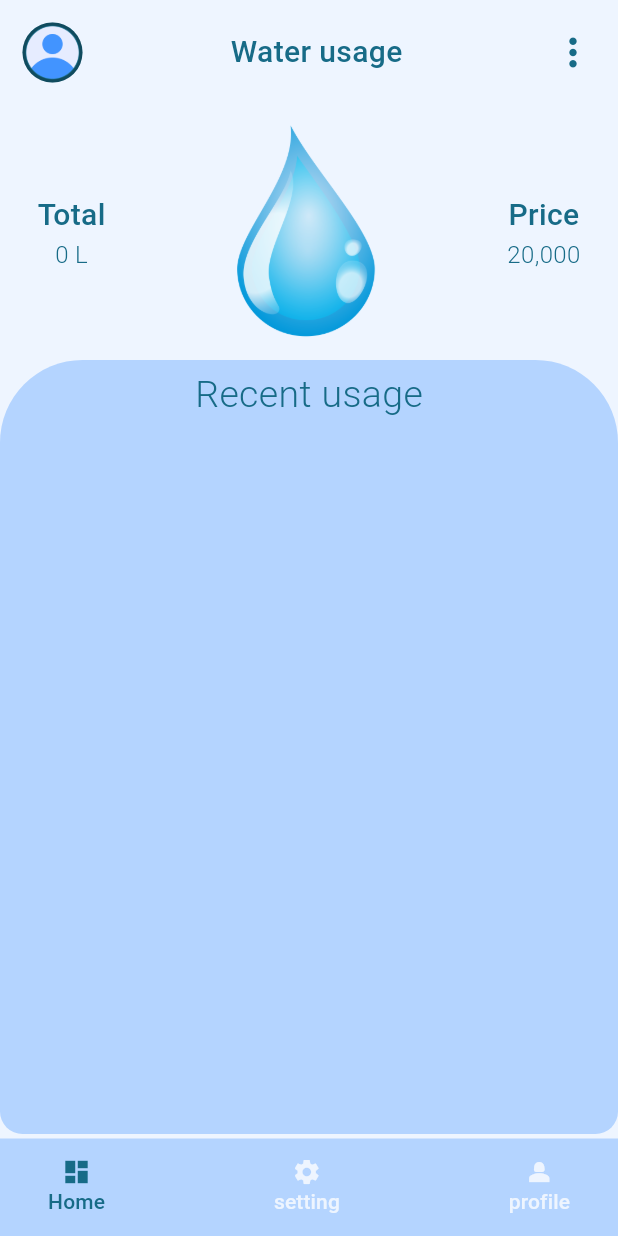
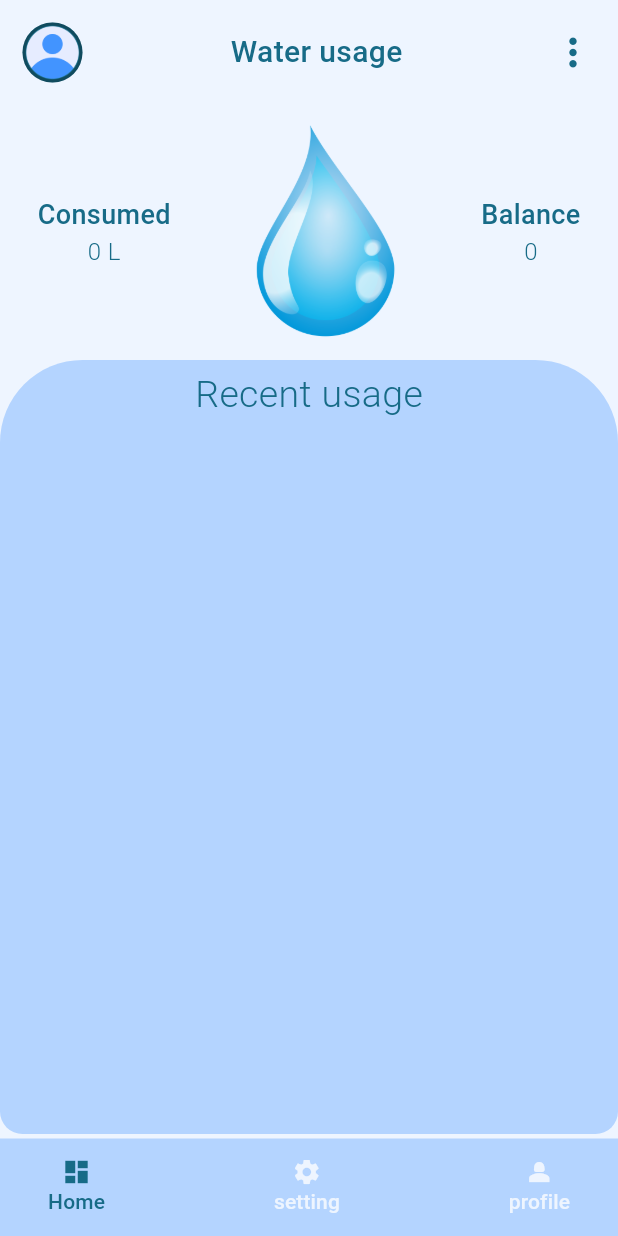
Before and after one commit to barakadewise/vendingapp, a Flutter app: the HomePage screen opened directly, on a phone screen of 412 x 824 dp. Run offline on Flutter 3.47's test engine with Material 3 defaults, Android fonts, the light colour scheme and no system bars; our stand-ins replace flutter_redux, redux, shared_preferences; accounts and stored records are empty.

Commit message:
auth logic validation and data call from api

```diff
--- a/lib/Home/presentation/home.dart
+++ b/lib/Home/presentation/home.dart
@@ -1,6 +1,7 @@
 import 'package:flutter/material.dart';
 import 'package:vendingapp/Profile/presentation/profile.dart';
 import 'package:vendingapp/dashbord/presentation/dashboard.dart';
+import 'package:vendingapp/model/reading.dart';
 import 'package:vendingapp/setting/presentation/setting.dart';
 
 class HomePage extends StatefulWidget {
@@ -11,6 +12,14 @@ class HomePage extends StatefulWidget {
 }
 
 class _HomePageState extends State<HomePage> {
+
+  @override
+  void initState() {
+    // TODO: implement initState
+    Reading.readingWebSocket(context);
+
+    super.initState();
+  }
   //pages list
   final List<Widget> pageList = [
     const Dashboard(),
--- a/lib/dashbord/widgets/top_data_container.dart
+++ b/lib/dashbord/widgets/top_data_container.dart
@@ -8,8 +8,8 @@ class TopDataContainer extends StatelessWidget {
 
   @override
   Widget build(BuildContext context) {
-    return StoreConnector<AppState, Reading>(
-        converter: (store) => store.state.reading!,
+    return StoreConnector<AppState, Reading?>(
+        converter: (store) => store.state.reading,
         builder: (context, reading) {
           return Padding(
             padding: const EdgeInsets.symmetric(horizontal: 25, vertical: 10),
@@ -19,14 +19,14 @@ class TopDataContainer extends StatelessWidget {
                 Column(
                   children: [
                     const Text(
-                      'Total',
+                      'Consumed',
                       style: TextStyle(
-                          fontSize: 20,
+                          fontSize: 18,
                           fontWeight: FontWeight.w500,
                           color: Color(0xff176B87)),
                     ),
                     Text(
-                      '${reading.totalVolume.toString()} L',
+                      '${reading != null ? reading.totalVolume.toString() : 0} L',
                       style: const TextStyle(
                           fontSize: 16,
                           fontWeight: FontWeight.w300,
@@ -37,16 +37,16 @@ class TopDataContainer extends StatelessWidget {
                 Image.asset(
                   'assets/img/drop1.png',
                   height: 150,
-                  width: 200,
+                  width: 120,
                 ),
-                const Column(
+                 Column(
                   children: [
-                    Text('Price',
+                   const Text('Balance',
                         style: TextStyle(
-                            fontSize: 20,
+                            fontSize: 18,
                             fontWeight: FontWeight.w500,
                             color: Color(0xff176B87))),
-                    Text('20,000',
+                    Text(reading != null ? reading.balance.toString() : '0',
                         style: TextStyle(
                             fontSize: 16,
                             fontWeight: FontWeight.w300,
--- a/lib/model/reading.dart
+++ b/lib/model/reading.dart
@@ -36,10 +36,11 @@ class Reading {
     if (user != null) {
       var userData = json.decode(user);
       final channel = IOWebSocketChannel.connect(
-          '${CallApi.socketURL}ws/user-data/${userData['account']['_id']}');
+          '${CallApi.socketURL}ws/user-data/${userData['account']['accountNo']}');
 
       channel.stream.listen((message) {
         var data = json.decode(message);
+        print(data);
         var account = data['account'];
         StoreProvider.of<AppState>(context)
             .dispatch(UpdateReadingAction(Reading(
--- a/lib/model/user.dart
+++ b/lib/model/user.dart
@@ -29,9 +29,9 @@ class User {
         .dispatch(UpdateAuthenticatedAction(true));
     StoreProvider.of<AppState>(context).dispatch(UpdateUserAction(User(
         user['_id'].toString(),
-        user['full_name'],
+        '${user['first_name']} ${user['last_name']}}',
         user['email'],
-        user['cellphone'])));
+        user['mobileNo'])));
     SharedPreferences localStorage = await SharedPreferences.getInstance();
 
     localStorage.setString('token', token);
--- a/lib/utils/api/api.dart
+++ b/lib/utils/api/api.dart
@@ -6,8 +6,8 @@ import 'package:http/http.dart' as http;
 import 'package:shared_preferences/shared_preferences.dart';
 
 class CallApi {
-  static const String url = 'http://127.0.0.1:7700/';
-  static const String socketURL = 'ws://127.0.0.1:7700/';
+  static const String url = 'http://64.23.165.180:7700/';
+  static const String socketURL = 'ws://64.23.165.180:7700/';
   // static const String mediaUrl = 'http://media.gnmcargo.com/';
 
   // static const String url = 'http://127.0.0.1:4100/';
@@ -31,6 +31,7 @@ class CallApi {
 
   http.Response evaluateResponseData(http.Response res, context,
       {login = false}) {
+        print(res);
     if (res.statusCode == 200) {
       return res;
     } else if (res.statusCode == 500) {
@@ -104,6 +105,7 @@ class CallApi {
   Future<http.Response?> postRequest(data, apiUrl,
       {BuildContext? context, login = false, evaluate = true}) async {
     var fullUrl = url + apiUrl;
+    print(fullUrl);
     try {
       var res = await http.post(
           Uri.parse(
@@ -119,6 +121,7 @@ class CallApi {
       }
       return res;
     } catch (e) {
+      print(e);
       // showSnack(context, AppLocalizations.of(context)!.no_netwrok);
       return null;
     }
```
Also changed, not shown: lib/auth/widget/user_login_form.dart (+31 -10 lines), lib/dashbord/widgets/data_display_tile.dart (+14 -11 lines), lib/dashbord/widgets/display_container.dart (+1 -8 lines).
